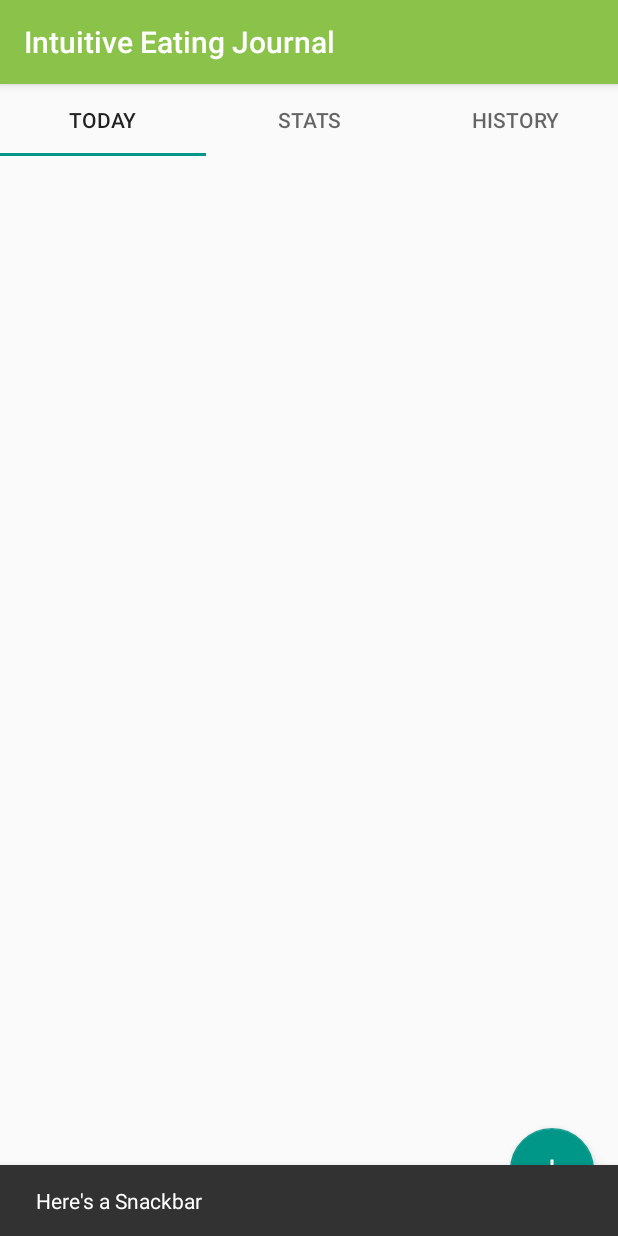
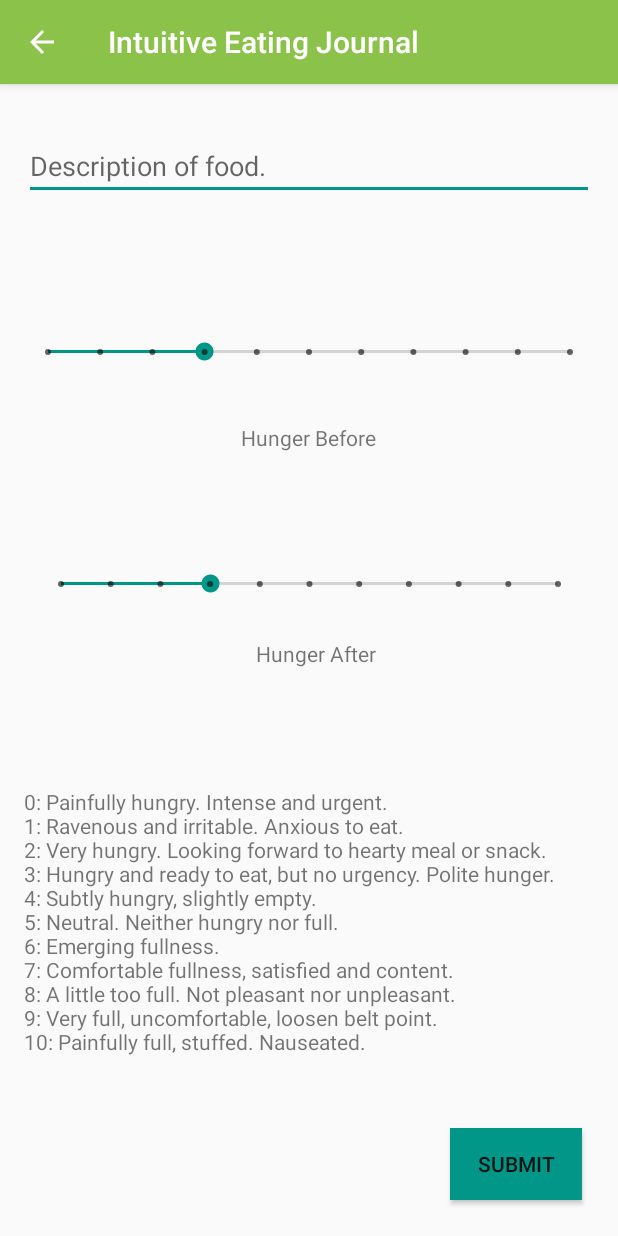
Before and after one commit to amanda-lambda/intuitive-eating-android-app, an Android app: the screen it shows after launch (MainActivity before the commit, AddEntryActivity after it), after a tap on an icon or button, on a phone screen of 412 x 824 dp. Run offline under Robolectric (Android 15) with nearby library versions, the phone set to English and light mode, and no system bars.

Commit message:
FAB takes us to form

```diff
--- a/app/src/main/AndroidManifest.xml
+++ b/app/src/main/AndroidManifest.xml
@@ -9,6 +9,9 @@
         android:roundIcon="@mipmap/ic_launcher_round"
         android:supportsRtl="true"
         android:theme="@style/AppTheme">
+        <activity android:name=".AddEntryActivity"
+            android:parentActivityName=".MainActivity">
+        </activity>
         <activity android:name=".MainActivity">
             <intent-filter>
                 <action android:name="android.intent.action.MAIN" />
--- /dev/null
+++ b/app/src/main/java/com/example/intuitiveeatingjournal/AddEntryActivity.java
@@ -0,0 +1,39 @@
+package com.example.intuitiveeatingjournal;
+
+import androidx.appcompat.app.AppCompatActivity;
+
+import android.content.Intent;
+import android.os.Bundle;
+import android.view.View;
+import android.widget.EditText;
+import android.widget.SeekBar;
+
+public class AddEntryActivity extends AppCompatActivity {
+
+    @Override
+    protected void onCreate(Bundle savedInstanceState) {
+        super.onCreate(savedInstanceState);
+        setContentView(R.layout.activity_add_entry);
+    }
+
+    /** Called when the user taps the Send button */
+    public void sendMessage(View view) {
+        EditText editText = (EditText) findViewById(R.id.foodEntry);
+        SeekBar seekbar1 = (SeekBar) findViewById(R.id.hungerBefore);
+        SeekBar seekbar2 = (SeekBar) findViewById(R.id.hungerAfter);
+
+        String entry = editText.getText().toString();
+        int before = seekbar1.getProgress();
+        int after = seekbar2.getProgress();
+
+        Bundle bundle = new Bundle();
+        bundle.putString("entry", entry);
+        bundle.putInt("before", before);
+        bundle.putInt("after", after);
+
+        FragmentToday fragmentToday = (FragmentToday)
+                getSupportFragmentManager().findFragmentById(R.id.fragmentToday);
+
+        fragmentToday.updateList(bundle);
+    }
+}
--- a/app/src/main/java/com/example/intuitiveeatingjournal/FragmentToday.java
+++ b/app/src/main/java/com/example/intuitiveeatingjournal/FragmentToday.java
@@ -1,5 +1,6 @@
 package com.example.intuitiveeatingjournal;
 
+import android.content.Intent;
 import android.os.Bundle;
 
 import androidx.fragment.app.Fragment;
@@ -27,8 +28,18 @@ public class FragmentToday extends Fragment {
             public void onClick(View v) {
                 Snackbar.make(v, "Here's a Snackbar", Snackbar.LENGTH_LONG)
                         .setAction("Action", null).show();
+                Intent intent = new Intent(getActivity(), AddEntryActivity.class);
+                startActivity(intent);
             }
         });
         return rootView;
     }
+
+    public void updateList(Bundle args) {
+        String entry = args.getString("entry");
+        Integer before = args.getInt("before");
+        Integer after = args.getInt("after");
+        Snackbar.make(this.getView(), entry, Snackbar.LENGTH_LONG)
+                .setAction("Action", null).show();
+    }
 }
--- /dev/null
+++ b/app/src/main/res/layout/activity_add_entry.xml
@@ -0,0 +1,114 @@
+<?xml version="1.0" encoding="utf-8"?>
+<androidx.constraintlayout.widget.ConstraintLayout xmlns:android="http://schemas.android.com/apk/res/android"
+    xmlns:app="http://schemas.android.com/apk/res-auto"
+    xmlns:tools="http://schemas.android.com/tools"
+    android:id="@+id/AddJournalEntry"
+    android:layout_width="match_parent"
+    android:layout_height="match_parent"
+    tools:context=".AddEntryActivity">
+
+    <SeekBar
+        android:id="@+id/hungerBefore"
+        style="@style/Widget.AppCompat.SeekBar.Discrete"
+        android:layout_width="0dp"
+        android:layout_height="75dp"
+        android:layout_marginStart="16dp"
+        android:layout_marginLeft="16dp"
+        android:layout_marginEnd="16dp"
+        android:layout_marginRight="16dp"
+        android:layout_marginBottom="4dp"
+        android:max="10"
+        android:progress="3"
+        app:layout_constraintBottom_toTopOf="@+id/textView"
+        app:layout_constraintEnd_toEndOf="parent"
+        app:layout_constraintHorizontal_bias="0.0"
+        app:layout_constraintStart_toStartOf="parent" />
+
+    <EditText
+        android:id="@+id/foodEntry"
+        android:layout_width="0dp"
+        android:layout_height="wrap_content"
+        android:layout_marginStart="16dp"
+        android:layout_marginLeft="16dp"
+        android:layout_marginTop="32dp"
+        android:layout_marginEnd="16dp"
+        android:layout_marginRight="16dp"
+        android:layout_marginBottom="64dp"
+        android:autofillHints=""
+        android:ems="10"
+        android:hint="@string/help_text"
+        android:inputType="textMultiLine"
+        app:layout_constraintBottom_toTopOf="@+id/hungerBefore"
+        app:layout_constraintEnd_toEndOf="parent"
+        app:layout_constraintStart_toStartOf="parent"
+        app:layout_constraintTop_toTopOf="parent" />
+
+    <TextView
+        android:id="@+id/textView"
+        android:layout_width="wrap_content"
+        android:layout_height="wrap_content"
+        android:layout_marginTop="9dp"
+        android:text="@string/help_slider1"
+        app:layout_constraintEnd_toEndOf="parent"
+        app:layout_constraintHorizontal_bias="0.498"
+        app:layout_constraintStart_toStartOf="parent"
+        app:layout_constraintTop_toBottomOf="@+id/hungerBefore" />
+
+    <SeekBar
+        android:id="@+id/hungerAfter"
+        style="@style/Widget.AppCompat.SeekBar.Discrete"
+        android:layout_width="363dp"
+        android:layout_height="73dp"
+        android:layout_marginStart="16dp"
+        android:layout_marginLeft="16dp"
+        android:layout_marginTop="16dp"
+        android:layout_marginEnd="16dp"
+        android:layout_marginRight="16dp"
+        android:max="10"
+        android:progress="3"
+        app:layout_constraintBottom_toBottomOf="parent"
+        app:layout_constraintEnd_toEndOf="parent"
+        app:layout_constraintStart_toStartOf="parent"
+        app:layout_constraintTop_toBottomOf="@+id/textView"
+        app:layout_constraintVertical_bias="0.082" />
+
+    <TextView
+        android:id="@+id/textView2"
+        android:layout_width="wrap_content"
+        android:layout_height="0dp"
+        android:layout_marginStart="16dp"
+        android:layout_marginLeft="16dp"
+        android:layout_marginBottom="32dp"
+        android:text="@string/help_slider2"
+        app:layout_constraintBottom_toTopOf="@+id/textView3"
+        app:layout_constraintEnd_toEndOf="parent"
+        app:layout_constraintHorizontal_bias="0.489"
+        app:layout_constraintStart_toStartOf="parent"
+        app:layout_constraintTop_toBottomOf="@+id/hungerAfter" />
+
+    <Button
+        android:id="@+id/button"
+        android:layout_width="wrap_content"
+        android:layout_height="wrap_content"
+        android:layout_marginEnd="24dp"
+        android:layout_marginRight="24dp"
+        android:layout_marginBottom="24dp"
+        android:background="@color/colorAccent"
+        android:text="@string/help_button"
+        app:layout_constraintBottom_toBottomOf="parent"
+        app:layout_constraintEnd_toEndOf="parent" />
+
+    <TextView
+        android:id="@+id/textView3"
+        android:layout_width="0dp"
+        android:layout_height="203dp"
+        android:layout_marginStart="16dp"
+        android:layout_marginLeft="16dp"
+        android:layout_marginEnd="16dp"
+        android:layout_marginRight="16dp"
+        android:layout_marginBottom="24dp"
+        android:text="@string/help_rating"
+        app:layout_constraintBottom_toTopOf="@+id/button"
+        app:layout_constraintEnd_toEndOf="parent"
+        app:layout_constraintStart_toStartOf="parent" />
+</androidx.constraintlayout.widget.ConstraintLayout>
--- a/app/src/main/res/layout/fragment_today.xml
+++ b/app/src/main/res/layout/fragment_today.xml
@@ -2,24 +2,26 @@
 <FrameLayout xmlns:android="http://schemas.android.com/apk/res/android"
     xmlns:app="http://schemas.android.com/apk/res-auto"
     xmlns:tools="http://schemas.android.com/tools"
+    android:id="@+id/fragmentToday"
     android:layout_width="match_parent"
     android:layout_height="match_parent"
     tools:context=".FragmentToday">
 
     <com.google.android.material.floatingactionbutton.FloatingActionButton
         android:id="@+id/buttonAddEntry"
-        android:src="@drawable/ic_baseline_add_24"
         android:layout_width="wrap_content"
         android:layout_height="wrap_content"
         android:layout_gravity="bottom|end"
+        android:layout_margin="16dp"
         android:clickable="true"
         android:focusable="true"
-        android:layout_margin="16dp"
-        app:fabSize="normal"
+        android:src="@drawable/ic_baseline_add_24"
         app:backgroundTint="@color/colorAccent"
-        app:elevation="6dp"/>
+        app:elevation="6dp"
+        app:fabSize="normal" />
 
-    <ListView
+    <androidx.recyclerview.widget.RecyclerView
+        android:id="@+id/list_entries"
         android:layout_width="match_parent"
         android:layout_height="match_parent" />
 
--- a/app/src/main/res/values/strings.xml
+++ b/app/src/main/res/values/strings.xml
@@ -3,4 +3,20 @@
     <string name="tab_today">Today</string>
     <string name="tab_stats">Stats</string>
     <string name="tab_history">History</string>
+    <string name="help_text">Description of food.</string>
+    <string name="help_slider1">Hunger Before</string>
+    <string name="help_slider2">Hunger After</string>
+    <string name="help_button">Submit</string>
+    <string name="help_rating">0: Painfully hungry. Intense and urgent.
+        \n1: Ravenous and irritable. Anxious to eat.
+        \n2: Very hungry. Looking forward to hearty meal or snack.
+        \n3: Hungry and ready to eat, but no urgency. Polite hunger.
+        \n4: Subtly hungry, slightly empty.
+        \n5: Neutral. Neither hungry nor full.
+        \n6: Emerging fullness.
+        \n7: Comfortable fullness, satisfied and content.
+        \n8: A little too full. Not pleasant nor unpleasant.
+        \n9: Very full, uncomfortable, loosen belt point.
+        \n10: Painfully full, stuffed. Nauseated.
+    </string>
 </resources>
```
